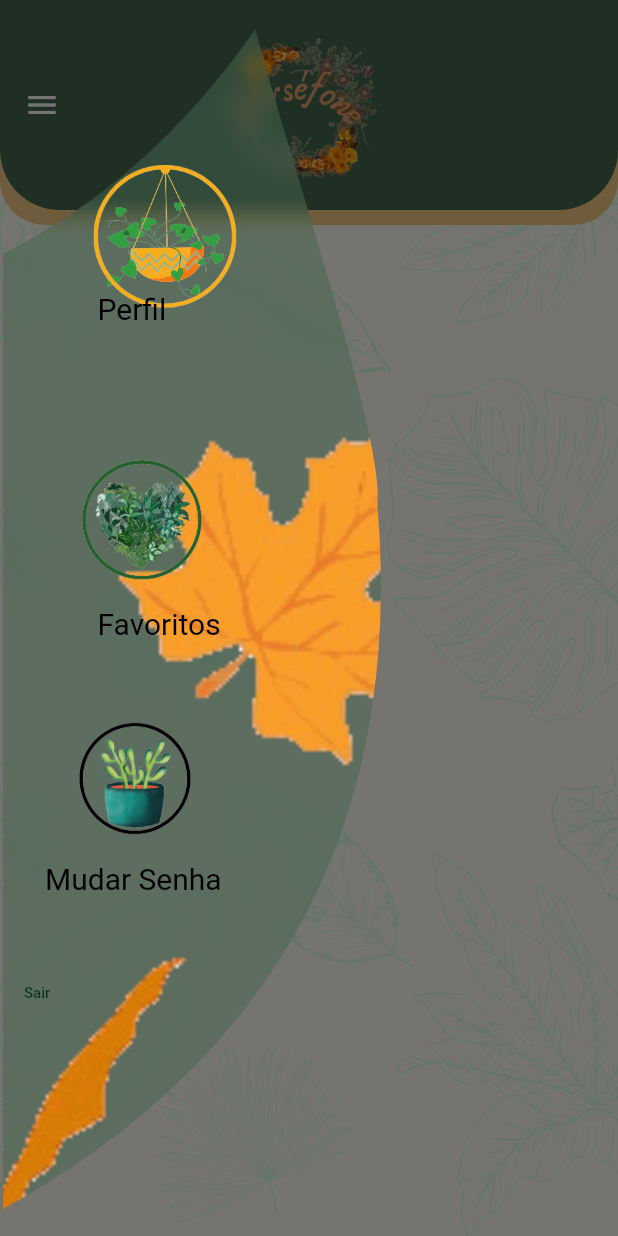
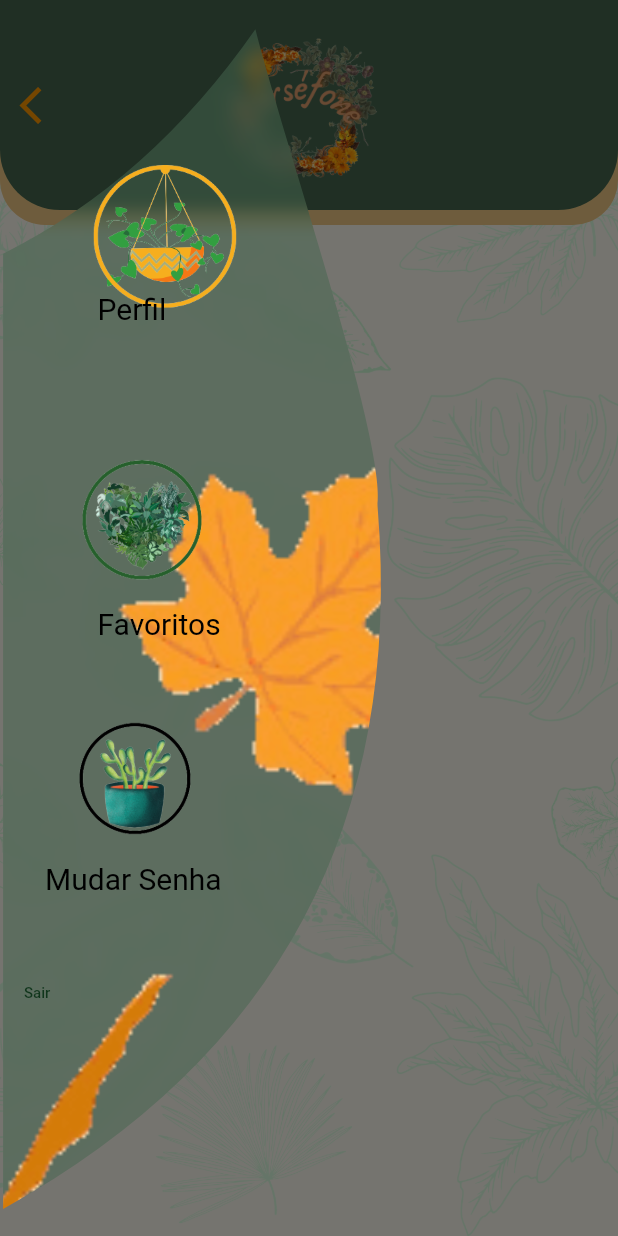
Before and after one commit to Balunka25/persefone, a Flutter app: the FavoritePage screen opened directly, with the side drawer open, on a phone screen of 412 x 824 dp. Run offline on Flutter 3.47's test engine with Material 2 defaults, Android fonts, the light colour scheme and no system bars; our stand-ins replace cached_network_image, cloud_firestore, firebase_auth, firebase_core, firebase_storage, flutter_mobx and 6 more; missing offline and left inert: favorite_button, mobx_widget; accounts and stored records are empty; generated files the repository leaves out were written again; network calls fail.

Commit message:
add return button

```diff
--- a/lib/pages/favorite page/view/favorite_page.dart
+++ b/lib/pages/favorite page/view/favorite_page.dart
@@ -9,6 +9,8 @@
 import 'package:persefone/pages/favorite%20page/controller/favorite_controller.dart';
 import 'package:persefone/core/widgets/custom_appbar.dart';
 import 'package:persefone/core/models/image_model.dart';
+
+import 'widgets/app_bar.dart';
 
 class FavoritePage extends StatefulWidget {
   const FavoritePage({Key? key}) : super(key: key);
@@ -37,7 +39,7 @@
         child: Scaffold(
           drawer: const StylishDrawer(),
           backgroundColor: Colors.transparent,
-          appBar: CustomAppbar(),
+          appBar: Appbar(),
           body: Observer(builder: (_) {
             final favorites = _controller.favoriteList;
             return _controller.favoriteStatus.status == Status.loading
--- /dev/null
+++ b/lib/pages/favorite page/view/widgets/app_bar.dart
@@ -0,0 +1,58 @@
+import 'package:flutter/material.dart';
+import 'package:persefone/design/my_colors.dart';
+import 'package:persefone/pages/explore%20page/view/explore_page.dart';
+
+class Appbar extends StatelessWidget with PreferredSizeWidget {
+  Appbar({Key? key}) : super(key: key);
+
+  @override
+  Widget build(BuildContext context) {
+    return Container(
+      height: 160,
+      padding: const EdgeInsets.only(bottom: 10.0),
+      decoration: const BoxDecoration(
+        color: MyColors.primaryyellow,
+        borderRadius: BorderRadius.only(
+          bottomLeft: Radius.circular(30.0),
+          bottomRight: Radius.circular(30.0),
+        ),
+      ),
+      child: AppBar(
+        shape: const RoundedRectangleBorder(
+          borderRadius: BorderRadius.vertical(
+            bottom: Radius.circular(40),
+          ),
+        ),
+        toolbarHeight: 150,
+        backgroundColor: MyColors.primarygreen,
+        elevation: 0,
+        leading: IconButton(
+            icon: const Icon(
+              Icons.arrow_back_ios,
+              size: 30,
+              color: Colors.orange,
+            ),
+            onPressed: () {
+              Navigator.pushReplacement(
+                  context,
+                  MaterialPageRoute(
+                      builder: (BuildContext context) => const ExplorePage()));
+            }),
+        centerTitle: true,
+        title: Column(
+          children: [
+            const SizedBox(height: 10),
+            Image.asset(
+              'lib/images/logo2.png',
+              height: 130,
+              width: 150,
+            ),
+          ],
+        ),
+      ),
+    );
+  }
+
+  @override
+  Size get preferredSize => const Size.fromHeight(150.0);
+}
```
